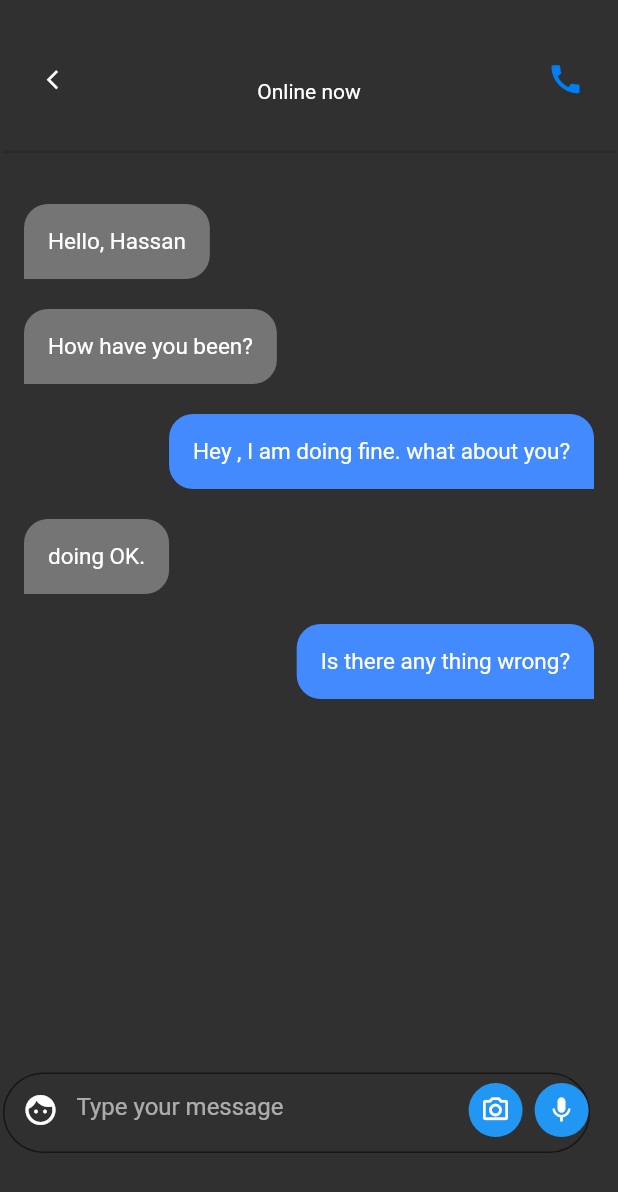
After one commit to adeela8116/demoWithGetX, a Flutter app: the ChatPage screen opened directly, on a phone screen of 412 x 824 dp. The commit adds this screen. Shown: the top 1192 px of the screen. Run offline on Flutter 3.47's test engine with Material 2 defaults, Android fonts, the phone set to English and light mode, and no system bars; our stand-ins replace get, image_picker; statements that could not run were skipped.

Commit message:
chat is added

```diff
--- a/lib/bottomNavBar.dart
+++ b/lib/bottomNavBar.dart
@@ -1,6 +1,5 @@
 import 'package:flutter/material.dart';
 import 'package:get/get.dart';
-
 import 'main.dart';
 import 'next.dart';
 
--- /dev/null
+++ b/lib/chat.dart
@@ -0,0 +1,212 @@
+import 'package:flutter/material.dart';
+import 'package:get/get.dart';
+import 'package:image_picker/image_picker.dart';
+
+class chatController extends GetxController {
+  var data = Get.arguments;
+  String userID = '', userNAME = '';
+  List<ChatMessage> messages = [];
+
+  @override
+  void onInit() {
+    userID = data[0];
+    userNAME = data[1];
+    messages.addAll([
+      ChatMessage(messageContent: "Hello, Hassan", messageType: "receiver"),
+      ChatMessage(messageContent: "How have you been?", messageType: "receiver"),
+      ChatMessage(messageContent: "Hey ${userNAME}, I am doing fine. what about you?", messageType: "sender"),
+      ChatMessage(messageContent: "doing OK.", messageType: "receiver"),
+      ChatMessage(messageContent: "Is there any thing wrong?", messageType: "sender"),
+    ].obs);
+    super.onInit();
+  }
+  addMsg(String msg){
+    messages.add(ChatMessage(messageContent: msg, messageType: "sender"));
+  }
+}
+
+class ChatPage extends StatelessWidget {
+  ChatPage({Key? key}) : super(key: key);
+  chatController c = Get.put(chatController());
+  TextEditingController _messageController= TextEditingController();
+  List<ChatMessage> messages = [];
+  ScrollController _scrollController = ScrollController();
+
+  @override
+  Widget build(BuildContext context) {
+
+    return Scaffold(
+        body: SafeArea(
+          child: SingleChildScrollView(
+            child: Container(
+              // decoration: (BoxDecoration(color: Colors.amber)),
+              height: Get.height/1.05,
+              width: Get.width,
+              padding: const EdgeInsets.fromLTRB(2,20,2,10),
+              child: Column(
+                children: [
+                  Row(
+                    mainAxisAlignment: MainAxisAlignment.spaceBetween,
+                    children: [
+                      IconButton(
+                        icon: const Icon( Icons.arrow_back_ios_new_sharp, size: 15, color: Color(0xFFFFFFFF)),
+                        onPressed: (){ Get.back();},
+                        iconSize: 50,
+                      ),
+                      Center(
+                        child: Text("${c.userNAME}\nOnline now", textAlign: TextAlign.center, style: const TextStyle( fontSize: 14),),
+                      ),
+                      IconButton(
+                        icon: const Icon( Icons.call, size: 25, color: Color(0xFF007EF4)),
+                        onPressed: (){},
+                        iconSize: 50,
+                      ),
+                    ],
+                  ),
+                  const Divider(height: 30, thickness: 2, color: Colors.black12),
+                  Expanded(
+                      flex: 8,
+                      child:Container(
+                        height: Get.height/1,
+                        child:  Scrollbar(
+                          child: GetBuilder<chatController>(
+                            builder: (c) => ListView.builder(
+                              controller: _scrollController,
+                              itemCount: c.messages.length,
+                              shrinkWrap: true,
+                              padding: EdgeInsets.only(top: 10,bottom: 10),
+                              physics: NeverScrollableScrollPhysics(),
+                              itemBuilder: (context, index){
+                                return Container(
+                                  padding: EdgeInsets.only(left: 14,right: 14,top: 10,bottom: 10),
+                                  child: Align(
+                                    alignment: (c.messages[index].messageType == "receiver"?Alignment.topLeft:Alignment.topRight),
+                                    child: Container(
+                                      decoration: BoxDecoration(
+                                        borderRadius:
+                                        c.messages[index].messageType  == "receiver"? BorderRadius.only(
+                                          topRight: Radius.circular(16),
+                                          topLeft: Radius.circular(16),
+                                          bottomRight: Radius.circular(16),
+                                        ) :
+                                        BorderRadius.only(
+                                          topRight: Radius.circular(16),
+                                          topLeft: Radius.circular(16),
+                                          bottomLeft: Radius.circular(16),
+                                        ),
+                                        color: (c.messages[index].messageType  == "receiver"?Colors.grey.shade600:Colors.blueAccent),
+                                      ),
+                                      padding: EdgeInsets.all(16),
+                                      child: Text(c.messages[index].messageContent, style: TextStyle(fontSize: 15),),
+                                    ),
+                                  ),
+                                );
+                              },
+                            ),
+                          ),
+                        )
+                      )
+                  ),
+                  const Spacer(flex: 1),
+                  Expanded(
+                      flex: 1,
+                      child: Row(
+                        children: [
+                          Container(
+                            height: Get.height * 0.065,
+                            width: Get.width * 0.95,
+                            decoration: BoxDecoration(
+                                border: Border.all(
+                                  color: Colors.black54,
+                                  width: 1,
+                                ),
+                                borderRadius: const BorderRadius.all(Radius.circular(30))),
+                            child: TextFormField(
+                              controller: _messageController,
+                              onFieldSubmitted: (val) {
+                                sendMessage();
+                              },
+                              decoration: InputDecoration(
+                                prefixIcon: IconButton(
+                                  color: Colors.black54,
+                                  onPressed: () {},
+                                  icon: const Icon(Icons.face, color: Colors.white),
+                                ),
+                                suffixIcon: Container(
+                                  width: 80,
+                                  child: Row(
+                                    mainAxisAlignment: MainAxisAlignment.spaceBetween,
+                                    children: [
+                                      CircleAvatar(
+                                        radius: 18,
+                                        backgroundColor: Colors.blue,
+                                        child: IconButton(
+                                          onPressed: () {
+                                            imageSend();
+                                          },
+                                          alignment: Alignment.center,
+                                          color: Color(0xFF007EF4),
+                                          icon: const Icon(Icons.camera_alt_outlined, size: 20, color: Colors.white),
+                                        ),
+                                      ),
+                                      CircleAvatar(
+                                        radius: 18,
+                                        backgroundColor: Colors.blue,
+                                        child: IconButton(
+                                          onPressed: () {
+                                            // sendMessage();
+                                          },
+                                          alignment: Alignment.center,
+                                          color: Color(0xFF007EF4),
+                                          icon: const Icon(Icons.mic, size: 20, color: Colors.white),
+                                        ),
+                                      ),
+                                    ],
+                                  ),
+                                ),
+                                contentPadding: const EdgeInsets.only(left: 8, right: 4, top: 12, bottom: 12),
+                                hintText: "Type your message",
+                                border: InputBorder.none,
+                              ),
+                              cursorColor: Colors.white,
+                            ),
+                          ),
+                        ],
+                      )
+                  )
+                ],
+              ),
+            ),
+          ),
+        ),
+    );
+  }
+  void sendMessage() async {
+    String newMessage = _messageController.text;
+
+    if (newMessage == "") {
+      return;
+    }
+    _messageController.clear();
+    c.addMsg(newMessage);
+
+    _scrollController.animateTo(_scrollController.position.maxScrollExtent,
+        duration: const Duration(milliseconds: 500), curve: Curves.easeOut);
+  }
+  void imageSend() async {
+    final ImagePicker _picker = ImagePicker();
+    final XFile? selected =  await _picker.pickImage(source: ImageSource.camera);
+    if(selected!=null){
+      String imgPath = selected.path;
+      String filename = '$imgPath-${DateTime.now()}.png';
+    }
+  }
+}
+
+
+
+class ChatMessage{
+  String messageContent;
+  String messageType;
+  ChatMessage({required this.messageContent, required this.messageType});
+}
--- a/pubspec.yaml
+++ b/pubspec.yaml
@@ -36,6 +36,7 @@ dependencies:
   # The following adds the Cupertino Icons font to your application.
   # Use with the CupertinoIcons class for iOS style icons.
   cupertino_icons: ^1.0.2
+  image_picker: ^0.8.5+3
 
 dev_dependencies:
   flutter_test:
```
Also changed, not shown: lib/main.dart (+21 -19 lines), pubspec.lock.
